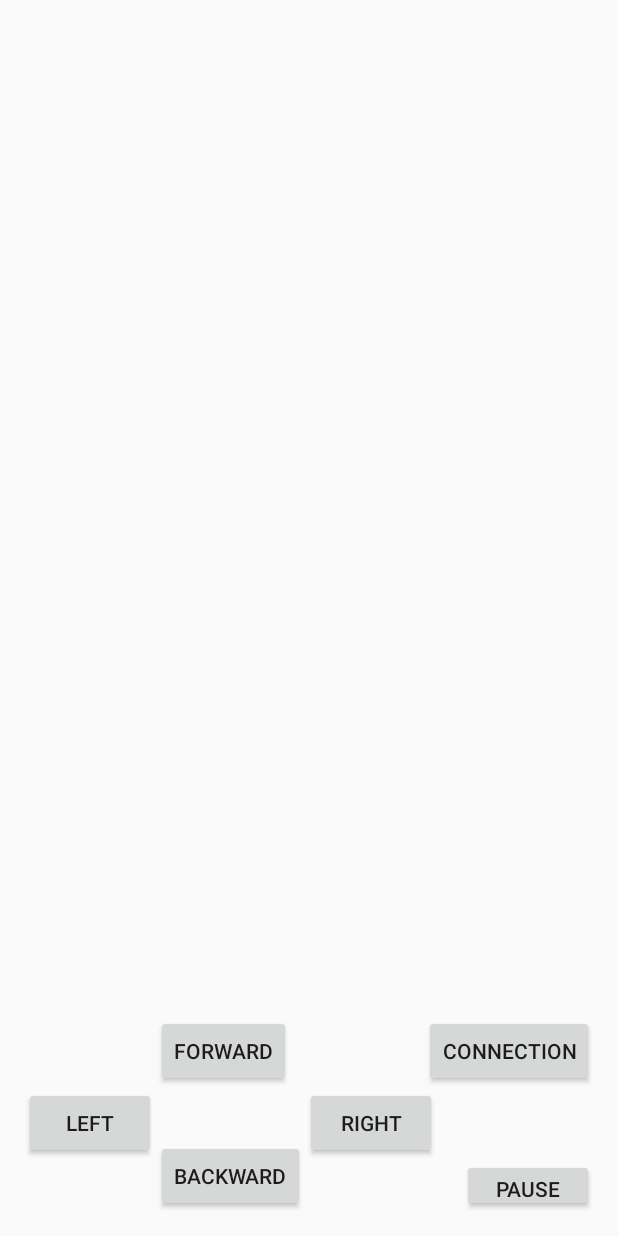
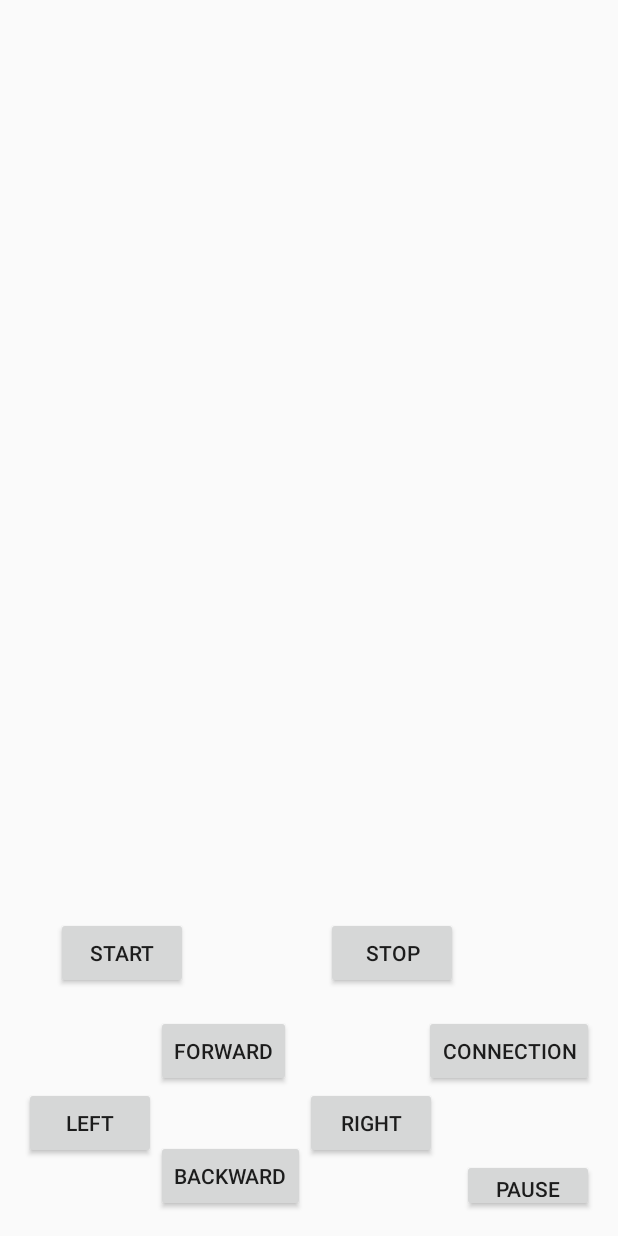
Before and after one commit to KalSkirata/GoPiGo, an Android app: the GopigoActivity screen opened directly, with no data from a screen before it, after a tap on "LEFT", on a phone screen of 412 x 824 dp. Run offline under Robolectric (Android 15) with nearby library versions, the phone set to English and light mode, and no system bars; 3 statements that could not run were skipped.

Commit message:
add button start/stop

```diff
--- a/Gopigo_New/app/src/main/java/com/example/ziri/gopigo_new/GopigoActivity.java
+++ b/Gopigo_New/app/src/main/java/com/example/ziri/gopigo_new/GopigoActivity.java
@@ -1,6 +1,8 @@
 package com.example.ziri.gopigo_new;
 
 import android.app.Activity;
+import android.content.Intent;
+import android.net.Uri;
 import android.os.AsyncTask;
 import android.os.Bundle;
 import android.util.Log;
@@ -8,18 +10,23 @@ import android.view.View;
 import android.widget.Button;
 import android.widget.Toast;
 
+import java.io.BufferedInputStream;
+import java.io.BufferedReader;
 import java.io.BufferedWriter;
 import java.io.ByteArrayOutputStream;
 import java.io.IOException;
 import java.io.InputStream;
+import java.io.InputStreamReader;
 import java.io.OutputStreamWriter;
 import java.io.PrintWriter;
+import java.net.HttpURLConnection;
 import java.net.Socket;
+import java.net.URL;
 import java.net.UnknownHostException;
 
 public class GopigoActivity extends Activity {
 
-    Button up, down, right, left, start, pause;
+    Button up, down, right, left, start, pause, connect;
     Socket socket;
     int stop=0;
     String last_command="";
@@ -35,13 +42,27 @@ public class GopigoActivity extends Activity {
         down = (Button)findViewById(R.id.down);
         right = (Button)findViewById(R.id.right);
         left = (Button)findViewById(R.id.left);
+        connect = (Button)findViewById(R.id.connect);
     }
 
 
     public void onClick(View view){
+        Intent i;
         final int id = view.getId();
         switch (id) {
-            case R.id.start:
+                case R.id.start:
+                i = new Intent();
+                i.setAction(Intent.ACTION_VIEW);
+                i.setData(Uri.parse("http://192.168.43.88/start.php"));
+                startActivity(i);
+                break;
+            case R.id.stop:
+                i = new Intent();
+                i.setAction(Intent.ACTION_VIEW);
+                i.setData(Uri.parse("http://192.168.43.88/stop.php"));
+                startActivity(i);
+                break;
+            case R.id.connect:
                 MyClientTask myClientTask = new MyClientTask("192.168.43.88",12345);
                 myClientTask.execute();
                 break;
--- a/Gopigo_New/app/src/main/java/com/example/ziri/gopigo_new/GraphView.java
+++ b/Gopigo_New/app/src/main/java/com/example/ziri/gopigo_new/GraphView.java
@@ -55,17 +55,16 @@ public class GraphView extends SurfaceView{
     }
 
     public void draw(Canvas canvas) {
+        Log.e(getClass().getSimpleName(),"draw function called");
         paint.setColor(Color.BLACK);
         paint.setStrokeWidth(3);
         paint.setStyle(Paint.Style.STROKE);
         Path path = new Path();
         path.moveTo(0, pixel_beginning);
-        Log.e(getClass().getSimpleName(),"x=0 y="+pixel_beginning);
         for (int i=0; i<data.size(); i++){
             int x=i*10+10;
             int y=(pixel_beginning-Integer.parseInt(data.get(i))*height);
             path.lineTo(x,y);
-            Log.e(getClass().getSimpleName(),"x="+x+" y="+y+" data="+Integer.parseInt(data.get(i)));
         }
         canvas.drawPath(path, paint);
     }
--- a/Gopigo_New/app/src/main/java/com/example/ziri/gopigo_new/RPIDataActivity.java
+++ b/Gopigo_New/app/src/main/java/com/example/ziri/gopigo_new/RPIDataActivity.java
@@ -58,7 +58,7 @@ public class RPIDataActivity extends Activity {
         protected void onPreExecute() {
             super.onPreExecute();
             pDialog = new ProgressDialog(RPIDataActivity.this);
-            pDialog.setMessage("Loading products. Please wait...");
+            pDialog.setMessage("Loading data. Please wait...");
             pDialog.setIndeterminate(false);
             pDialog.setCancelable(false);
             pDialog.show();
--- a/Gopigo_New/app/src/main/java/com/example/ziri/gopigo_new/SynchroBDD.java
+++ b/Gopigo_New/app/src/main/java/com/example/ziri/gopigo_new/SynchroBDD.java
@@ -81,7 +81,7 @@ public class SynchroBDD {
                     }
                 } else {
                     Log.e(getClass().getSimpleName(),"No measure found");
-                }
+                      }
             } catch (JSONException e) {
                 e.printStackTrace();
             }
--- a/Gopigo_New/app/src/main/res/layout/activity_gopigo.xml
+++ b/Gopigo_New/app/src/main/res/layout/activity_gopigo.xml
@@ -51,7 +51,7 @@
         android:text="CONNECTION"
         android:layout_width="wrap_content"
         android:layout_height="wrap_content"
-        android:id="@+id/start"
+        android:id="@+id/connect"
         android:onClick="onClick"
         android:layout_above="@+id/right"
         android:layout_alignParentEnd="true" />
@@ -65,4 +65,25 @@
         android:id="@+id/pause"
         android:onClick="onClick"/>
 
+    <Button
+        android:text="START"
+        android:layout_width="wrap_content"
+        android:layout_height="wrap_content"
+        android:layout_marginStart="21dp"
+        android:layout_marginBottom="17dp"
+        android:id="@+id/start"
+        android:layout_above="@+id/up"
+        android:layout_alignParentStart="true"
+        android:onClick="onClick"/>
+
+    <Button
+        android:text="STOP"
+        android:layout_width="wrap_content"
+        android:layout_height="wrap_content"
+        android:layout_alignBottom="@+id/start"
+        android:layout_alignStart="@+id/right"
+        android:layout_marginStart="14dp"
+        android:id="@+id/stop"
+        android:onClick="onClick"/>
+
 </RelativeLayout>
```
